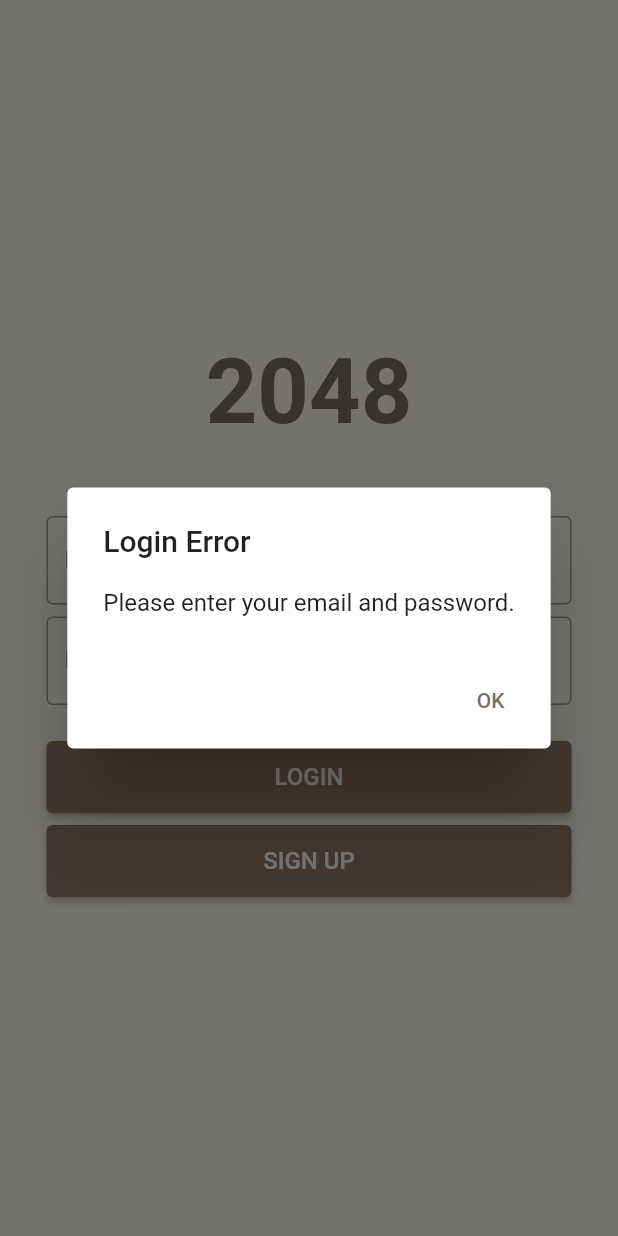
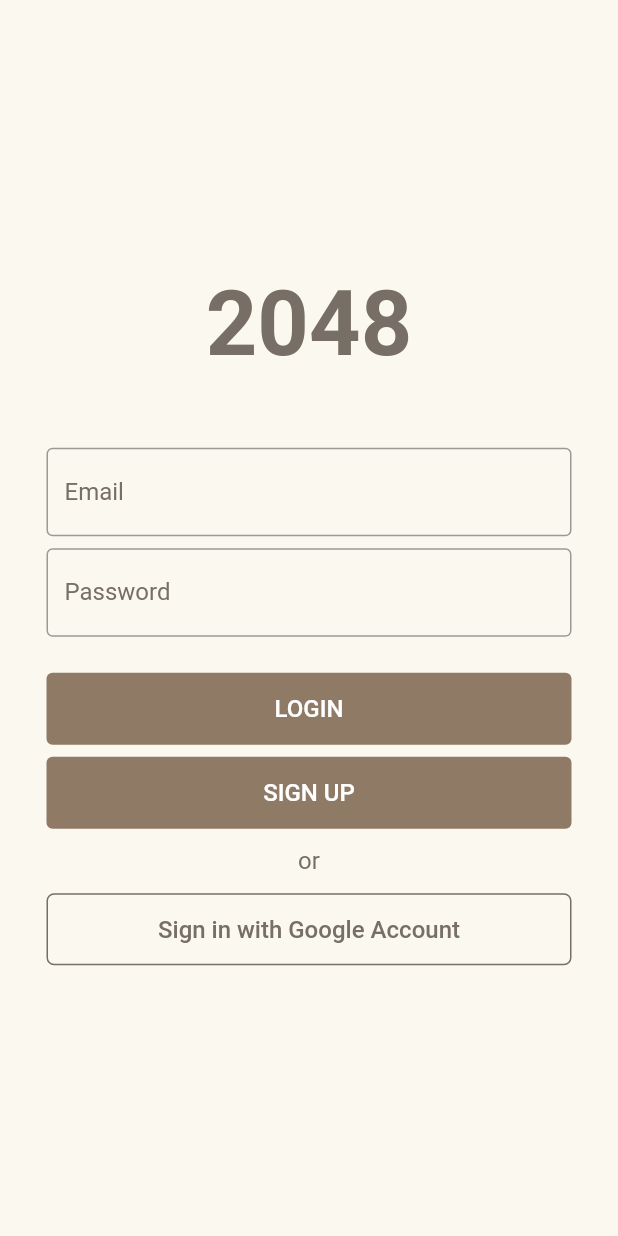
Before and after one commit to H4ngL/new_2048, a Flutter app: the screen it shows after launch, after a tap on "LOGIN", on a phone screen of 412 x 824 dp. Run offline on Flutter 3.47's test engine with Material 2 defaults, Android fonts, the phone set to English and light mode, and no system bars; our stand-ins replace cloud_firestore, firebase_auth, firebase_core, google_sign_in, logger, shared_preferences; missing offline and left inert: flutter_swipe_detector; accounts and stored records are empty.

Commit message:
auth google

```diff
--- a/lib/components/auth.dart
+++ b/lib/components/auth.dart
@@ -1,6 +1,12 @@
+import 'package:firebase_auth/firebase_auth.dart';
+import 'package:flutter/foundation.dart';
 import 'package:flutter/material.dart';
+import 'package:logger/logger.dart';
+
 import 'package:new_2048/const/colors.dart';
 import 'package:new_2048/firebase/firebase_auth.dart';
+import 'package:new_2048/firebase/google_login.dart';
+import 'package:new_2048/screens/game.dart';
 
 class AuthWidget extends StatefulWidget {
   final AuthManager authManager;
@@ -19,6 +25,7 @@ class AuthWidget extends StatefulWidget {
 class _AuthWidgetState extends State<AuthWidget> {
   final TextEditingController emailController = TextEditingController();
   final TextEditingController passwordController = TextEditingController();
+  Logger logger = Logger();
 
   Future<dynamic> popUp(String title, String errorMessage) {
     return showDialog(
@@ -63,22 +70,47 @@ class _AuthWidgetState extends State<AuthWidget> {
   }
 
   Future<void> _login() async {
-    bool success = await widget.authManager.login(
+    widget.authManager.login(
       emailController.text,
       passwordController.text,
     );
-    if (success) {
-      if (widget.onLoginSuccess != null) {
-        widget.onLoginSuccess!();
-      }
-    } else {
-      setState(() {
-        popUp('Login Error', widget.authManager.errorMessage);
-      });
-    }
 
     emailController.text = '';
     passwordController.text = '';
+  }
+
+  Future<void> _signInWithGoogle() async {
+    // 웹 플랫폼에서만 Firebase Authentication을 사용
+    if (kIsWeb) {
+      try {
+        var check = await signInWithGoogle();
+        logger.i('check: $check');
+        setState(() {
+          User? user = FirebaseAuth.instance.currentUser;
+          if (user != null) {
+            if (widget.onLoginSuccess != null) {
+              widget.onLoginSuccess!();
+            }
+          }
+        });
+      } catch (e) {
+        logger.i('Error signing in with Google: $e');
+      }
+    }
+  }
+
+  @override
+  void initState() {
+    super.initState();
+    FirebaseAuth.instance.authStateChanges().listen((event) {
+      if (event != null) {
+        Navigator.of(context).pushReplacement(MaterialPageRoute(
+          builder: (context) => const Game(),
+        ));
+        setState(() {});
+      }
+    });
+    widget.authManager.isLogin();
   }
 
   @override
@@ -121,8 +153,10 @@ class _AuthWidgetState extends State<AuthWidget> {
             child: ElevatedButton(
               style: ElevatedButton.styleFrom(
                 backgroundColor: buttonColor,
+                elevation: 0.0,
               ),
-              onPressed: _login,
+              onPressed: () => widget.authManager
+                  .login(emailController.text, passwordController.text),
               child: const Text(
                 'LOGIN',
                 style: TextStyle(
@@ -140,12 +174,50 @@ class _AuthWidgetState extends State<AuthWidget> {
             child: ElevatedButton(
               style: ElevatedButton.styleFrom(
                 backgroundColor: buttonColor,
+                elevation: 0.0,
               ),
               onPressed: _register,
               child: const Text(
                 'SIGN UP',
                 style: TextStyle(
                   fontSize: 16.0,
+                ),
+              ),
+            ),
+          ),
+          const Padding(
+            padding: EdgeInsets.symmetric(vertical: 12.0),
+            child: Text(
+              'or',
+              style: TextStyle(
+                color: textColor,
+                fontSize: 16.0,
+              ),
+            ),
+          ),
+          SizedBox(
+            height: 48.0,
+            width: 350,
+            child: ElevatedButton(
+              style: ElevatedButton.styleFrom(
+                backgroundColor: backgroundColor,
+                elevation: 0.0,
+                shape: const RoundedRectangleBorder(
+                  borderRadius: BorderRadius.all(Radius.circular(5.0)),
+                  side: BorderSide(
+                    color: textColor,
+                    width: 1.0,
+                  ),
+                ),
+              ),
+              onPressed: () {
+                _signInWithGoogle();
+              },
+              child: const Text(
+                'Sign in with Google Account',
+                style: TextStyle(
+                  fontSize: 16.0,
+                  color: textColor,
                 ),
               ),
             ),
--- a/lib/firebase/firebase_auth.dart
+++ b/lib/firebase/firebase_auth.dart
@@ -42,36 +42,34 @@ class AuthManager {
   }
 
   // 로그인
-  Future<bool> login(String email, String pw) async {
+  void login(String email, String pw) async {
     if (email.isEmpty || pw.isEmpty) {
       errorMessage = 'Please enter your email and password.';
-      return false;
+      return;
     }
+    print('email: $email, pw: $pw');
 
     try {
-      final credential = await FirebaseAuth.instance.signInWithEmailAndPassword(
+      print('in try');
+      FirebaseAuth.instance.signInWithEmailAndPassword(
         email: email,
         password: pw,
       );
     } on FirebaseAuthException catch (e) {
       if (e.code == 'invalid-email') {
         errorMessage = 'The email address is not valid.';
-        return false;
+        print(errorMessage);
       } else if (e.code == 'user-not-found') {
         errorMessage = 'No user found for that email.';
-        return false;
+        print(errorMessage);
       } else if (e.code == 'wrong-password') {
         errorMessage = 'Wrong password provided for that user.';
-        return false;
+        print(errorMessage);
       }
     } catch (e) {
       errorMessage = e.toString();
-      return false;
+      print(e);
     }
-
-    authPersistence();
-
-    return true;
   }
 
   // 로그아웃
@@ -95,7 +93,7 @@ class AuthManager {
       if (user == null) {
         logger.i('User is currently signed out!');
       } else {
-        logger.i('User is signed in!');
+        logger.i('email: ${user.email}, uid: ${user.uid}');
       }
     });
   }
--- a/lib/main.dart
+++ b/lib/main.dart
@@ -3,16 +3,27 @@ import 'package:firebase_auth/firebase_auth.dart';
 import 'package:firebase_core/firebase_core.dart';
 import 'package:flutter/material.dart';
 import 'package:new_2048/firebase/firebase_auth.dart';
+import 'package:new_2048/firebase/googleSignIn.dart';
 import 'package:new_2048/screens/auth_screen.dart';
 import 'package:new_2048/firebase_options.dart';
 import 'package:new_2048/screens/game.dart';
 
 Future<void> main() async {
   await Firebase.initializeApp(
-    options: DefaultFirebaseOptions.currentPlatform,
-  );
-  FirebaseFirestore.instance.useFirestoreEmulator('localhost', 8080);
-  FirebaseAuth.instance.useAuthEmulator('localhost', 9099);
+      options: const FirebaseOptions(
+          // these are variable
+          // for each firebase project
+          apiKey: "AIzaSyAirHSLx7pR3JsozlNzzz9TN1TkGGXO4k0",
+          authDomain: "flutter2048-82322.firebaseapp.com",
+          projectId: "flutter2048-82322",
+          storageBucket: "flutter2048-82322.appspot.com",
+          messagingSenderId: "283086209153",
+          appId: "1:283086209153:web:454ec59fc5b5e74667cd80",
+          measurementId: "G-YEZ0CQJWD9"));
+  //DefaultFirebaseOptions.currentPlatform,
+  //)
+  // FirebaseFirestore.instance.useFirestoreEmulator('localhost', 8080);
+  // FirebaseAuth.instance.useAuthEmulator('localhost', 9099);
   runApp(const MyApp());
 }
 
@@ -24,6 +35,7 @@ class MyApp extends StatelessWidget {
     return MaterialApp(
       title: '2048',
       home: AuthManager().isLoginBool() ? const Game() : AuthScreen(),
+      //home: GoogleSignIn(),
     );
   }
 }
--- a/public/version.json
+++ b/public/version.json
@@ -1 +1 @@
-{"app_name":"new_2048","version":"1.0.0","build_number":"1","package_name":"new_2048"}
+{"app_name":"auth","version":"1.0.0","build_number":"1","package_name":"auth"}
--- a/pubspec.yaml
+++ b/pubspec.yaml
@@ -44,6 +44,8 @@ dependencies:
   firebase_core: ^2.15.1
   cloud_firestore: ^4.9.1
   firebase_auth: ^4.9.0
+  google_sign_in: ^5.2.1
+  shared_preferences: ^2.0.15
 
 dev_dependencies:
   flutter_test:
```
Also changed, not shown: lib/firebase/googleSignIn.dart (added, +75 -0 lines), lib/firebase/google_login.dart (added, +46 -0 lines), public/assets/fonts/MaterialIcons-Regular.otf, public/manifest.json, pubspec.lock, 6 other files.
